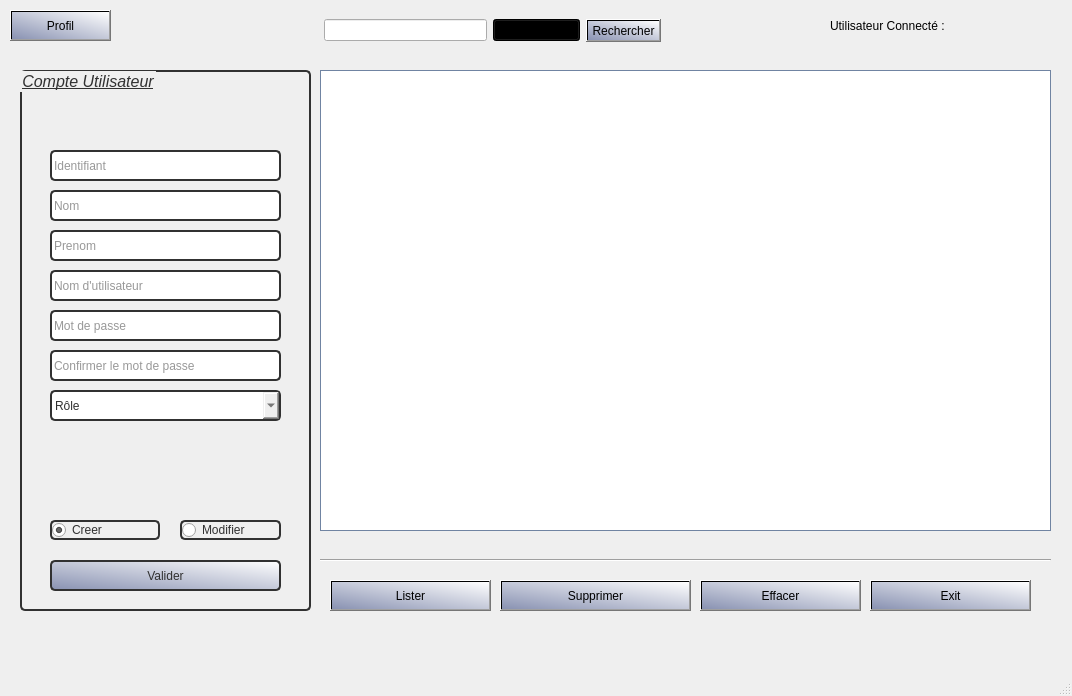
chafaatoumk/gestion-notes-Qt, file uiadministrateur.ui: the form before one commit.
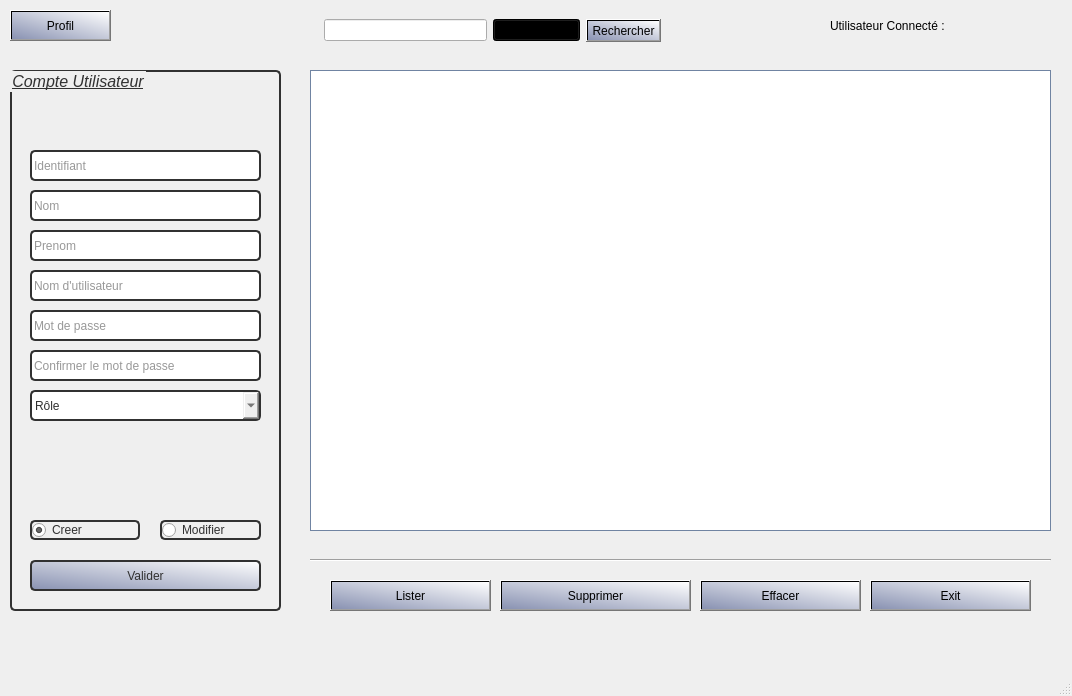
The form after the commit. Icons and pictures are not drawn.

Patch:
```diff
--- a/uiadministrateur.ui
+++ b/uiadministrateur.ui
@@ -39,9 +39,9 @@
     <widget class="QTableView" name="tableView">
      <property name="geometry">
       <rect>
-       <x>320</x>
+       <x>310</x>
        <y>70</y>
-       <width>731</width>
+       <width>741</width>
        <height>461</height>
       </rect>
      </property>
@@ -137,9 +137,9 @@
     <widget class="Line" name="line">
      <property name="geometry">
       <rect>
-       <x>320</x>
+       <x>310</x>
        <y>550</y>
-       <width>731</width>
+       <width>741</width>
        <height>20</height>
       </rect>
      </property>
@@ -172,9 +172,9 @@
     <widget class="QGroupBox" name="groupBox">
      <property name="geometry">
       <rect>
-       <x>20</x>
+       <x>10</x>
        <y>70</y>
-       <width>291</width>
+       <width>271</width>
        <height>541</height>
       </rect>
      </property>
@@ -200,7 +200,7 @@
       </property>
       <property name="geometry">
        <rect>
-        <x>30</x>
+        <x>20</x>
         <y>80</y>
         <width>231</width>
         <height>31</height>
@@ -219,7 +219,7 @@
      <widget class="QLineEdit" name="lineEditUsername">
       <property name="geometry">
        <rect>
-        <x>30</x>
+        <x>20</x>
         <y>200</y>
         <width>231</width>
         <height>31</height>
@@ -232,7 +232,7 @@
      <widget class="QLineEdit" name="lineEditPassword">
       <property name="geometry">
        <rect>
-        <x>30</x>
+        <x>20</x>
         <y>240</y>
         <width>231</width>
         <height>31</height>
@@ -254,7 +254,7 @@
      <widget class="QLineEdit" name="lineEditConfirmPassword">
       <property name="geometry">
        <rect>
-        <x>30</x>
+        <x>20</x>
         <y>280</y>
         <width>231</width>
         <height>31</height>
@@ -276,7 +276,7 @@
      <widget class="QComboBox" name="comboBoxRole">
       <property name="geometry">
        <rect>
-        <x>30</x>
+        <x>20</x>
         <y>320</y>
         <width>231</width>
         <height>31</height>
@@ -314,7 +314,7 @@
      <widget class="QLineEdit" name="lineEditPrenom">
       <property name="geometry">
        <rect>
-        <x>30</x>
+        <x>20</x>
         <y>160</y>
         <width>231</width>
         <height>31</height>
@@ -327,7 +327,7 @@
      <widget class="QLineEdit" name="lineEditNom">
       <property name="geometry">
        <rect>
-        <x>30</x>
+        <x>20</x>
         <y>120</y>
         <width>231</width>
         <height>31</height>
@@ -340,7 +340,7 @@
      <widget class="QRadioButton" name="radioButtonModifier">
       <property name="geometry">
        <rect>
-        <x>160</x>
+        <x>150</x>
         <y>450</y>
         <width>101</width>
         <height>20</height>
@@ -353,7 +353,7 @@
      <widget class="QRadioButton" name="radioButtonCreer">
       <property name="geometry">
        <rect>
-        <x>30</x>
+        <x>20</x>
         <y>450</y>
         <width>110</width>
         <height>20</height>
@@ -369,7 +369,7 @@
      <widget class="QPushButton" name="pushButtonValider">
       <property name="geometry">
        <rect>
-        <x>30</x>
+        <x>20</x>
         <y>490</y>
         <width>231</width>
         <height>31</height>
```
